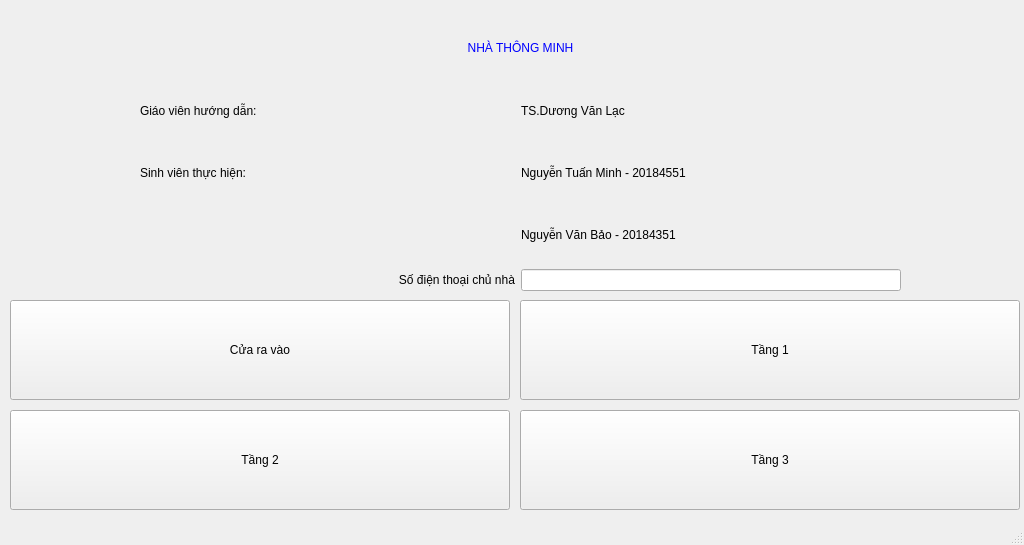
The window that mainwindow.ui (minhnt29/Graduation_GUI) describes before a commit, drawn with Qt 5.
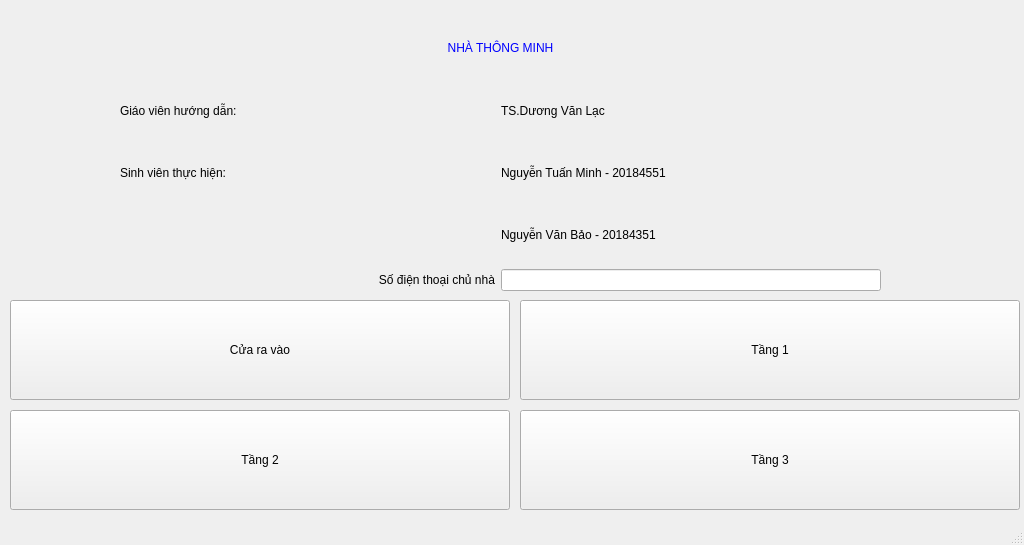
The same window after the commit. Icons and pictures are not drawn.

The edit to the form file:
```diff
--- a/mainwindow.ui
+++ b/mainwindow.ui
@@ -35,7 +35,7 @@
    <widget class="QWidget" name="gridLayoutWidget">
     <property name="geometry">
      <rect>
-      <x>140</x>
+      <x>120</x>
       <y>20</y>
       <width>761</width>
       <height>271</height>
```
Left out of the diff: 27 changed lines with no effect on the pictures.
